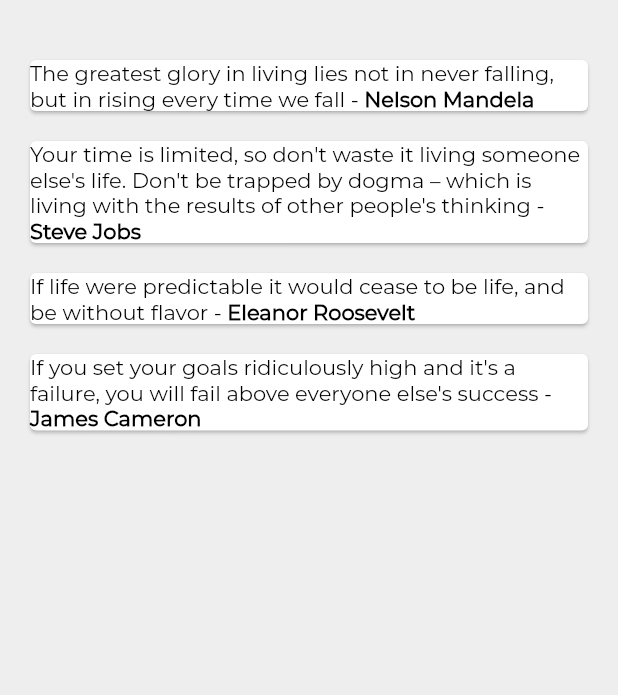
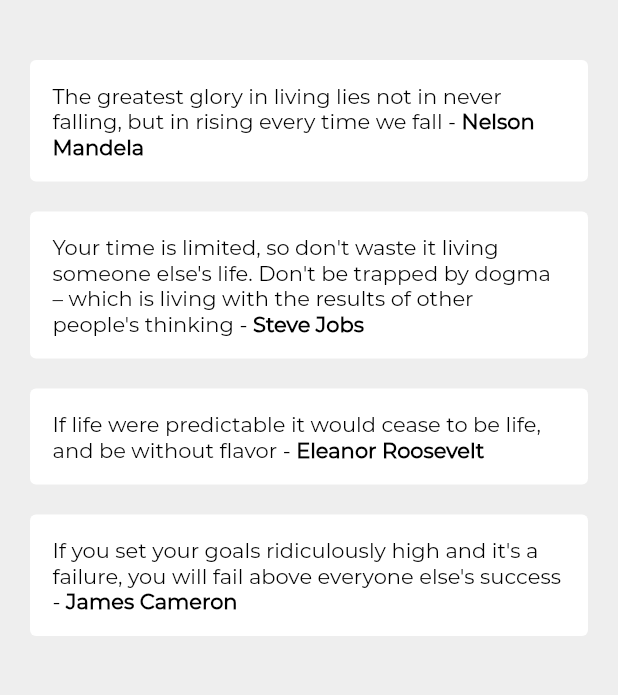
Before and after one commit to cliffaust/third-flutter-project, a Flutter app: the screen it shows after launch, on a phone screen of 412 x 824 dp, the part 84-779 px from its top. Run offline on Flutter 3.47's test engine with Material 2 defaults, Android fonts, the phone set to English and light mode, and no system bars; project files that could hold a hidden picture were left out.

Commit message:
added lines of code

```diff
--- a/lib/main.dart
+++ b/lib/main.dart
@@ -20,9 +20,40 @@ class _QuotesState extends State<Quotes> {
     Quote(quote: "If you set your goals ridiculously high and it's a failure, you will fail above everyone else's success", author: "James Cameron"),
   ];
 
-  Widget quoteTemplate(quote) {
+  @override
+  Widget build(BuildContext context) {
+    return Scaffold(
+      backgroundColor: Colors.grey[200],
+      appBar: AppBar(
+        title: const Text("Quotes"),
+        centerTitle: true,
+        backgroundColor: Colors.redAccent,
+        elevation: 0.0,
+      ),
+      body: Padding(
+        padding: const EdgeInsets.fromLTRB(20.0, 20.0, 20.0, 0.0),
+        child: Column(
+          children:
+           quotes.map((e) => QuoteCard(quote: e)).toList()
+        ),
+      ),
+    );
+  }
+}
+
+class QuoteCard extends StatelessWidget {
+
+  final Quote quote;
+
+  QuoteCard({ required this.quote });
+
+  @override
+  Widget build(BuildContext context) {
     return Card(
         margin: const EdgeInsets.only(top: 20.0),
+        elevation: 0.0,
+        child: Padding(
+          padding: const EdgeInsets.all(15.0),
           child: RichText(
               text: TextSpan(
                   text: quote.quote + ' - ',
@@ -43,25 +74,6 @@ class _QuotesState extends State<Quotes> {
                   ],
               ),
           ),
-    );
-  }
-
-  @override
-  Widget build(BuildContext context) {
-    return Scaffold(
-      backgroundColor: Colors.grey[200],
-      appBar: AppBar(
-        title: const Text("Quotes"),
-        centerTitle: true,
-        backgroundColor: Colors.redAccent,
-        elevation: 0.0,
-      ),
-      body: Padding(
-        padding: const EdgeInsets.fromLTRB(20.0, 20.0, 20.0, 0.0),
-        child: Column(
-          children:
-           quotes.map((e) => quoteTemplate(e)).toList()
-        ),
         ),
     );
   }
```
Lines whose indentation alone changed are shown as unchanged.
